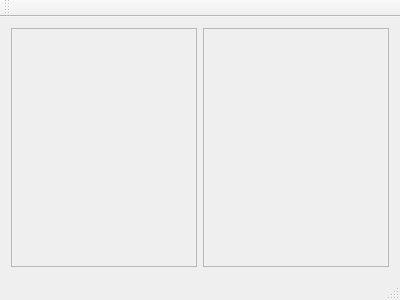
Qt form mainwindow.ui (andreyshmelev/strength-test-with-camera-and-qcustomplot) before a commit.
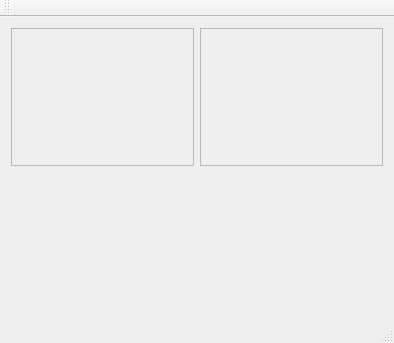
The same form after that commit.

The edit to the form file:
```diff
--- a/mainwindow.ui
+++ b/mainwindow.ui
@@ -6,8 +6,8 @@
    <rect>
     <x>0</x>
     <y>0</y>
-    <width>400</width>
-    <height>300</height>
+    <width>394</width>
+    <height>343</height>
    </rect>
   </property>
   <property name="windowTitle">
@@ -25,8 +25,8 @@
         <rect>
          <x>0</x>
          <y>0</y>
-         <width>186</width>
-         <height>221</height>
+         <width>183</width>
+         <height>128</height>
         </rect>
        </property>
       </widget>
@@ -42,13 +42,23 @@
         <rect>
          <x>0</x>
          <y>0</y>
-         <width>186</width>
-         <height>221</height>
+         <width>183</width>
+         <height>128</height>
         </rect>
        </property>
       </widget>
      </widget>
     </item>
+    <item row="1" column="0">
+     <widget class="QWidget" name="widget" native="true">
+      <property name="sizePolicy">
+       <sizepolicy hsizetype="Preferred" vsizetype="Expanding">
+        <horstretch>0</horstretch>
+        <verstretch>0</verstretch>
+       </sizepolicy>
+      </property>
+     </widget>
+    </item>
    </layout>
   </widget>
   <widget class="QMenuBar" name="menuBar">
```
Left out of the diff: 2 changed lines with no effect on the pictures.
